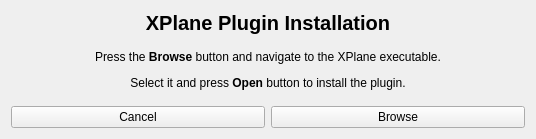
Qt form src/qt_gui/xplugin.ui (mavak/linux-track) before a commit.
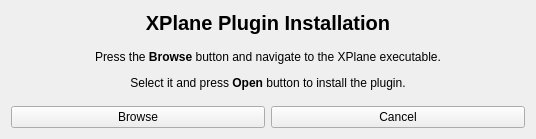
The same form after that commit.

What changed in the file:
```diff
--- a/src/qt_gui/xplugin.ui
+++ b/src/qt_gui/xplugin.ui
@@ -49,13 +49,6 @@
    </item>
    <item>
     <layout class="QHBoxLayout" name="horizontalLayout">
-     <item>
-      <widget class="QPushButton" name="pushButton">
-       <property name="text">
-        <string>Cancel</string>
-       </property>
-      </widget>
-     </item>
      <item>
       <widget class="QPushButton" name="BrowseXPlane">
        <property name="text">
@@ -63,6 +56,13 @@
        </property>
       </widget>
      </item>
+     <item>
+      <widget class="QPushButton" name="pushButton">
+       <property name="text">
+        <string>Cancel</string>
+       </property>
+      </widget>
+     </item>
     </layout>
    </item>
   </layout>
```
Left out of the diff: 2 changed lines with no effect on the pictures.
